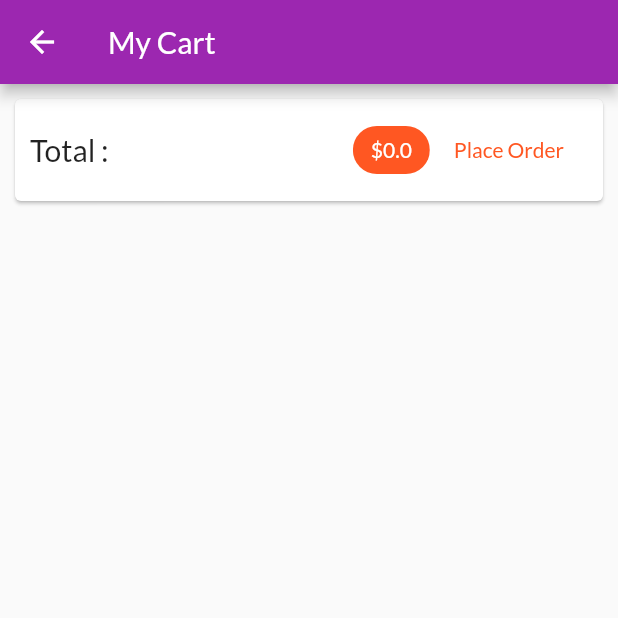
After one commit to arunjaswal2002/Shop_app, a Flutter app: the CartScreen screen opened by its route, on a phone screen of 412 x 824 dp, the top half of it. The commit adds this screen. Run offline on Flutter 3.47's test engine with Material 2 defaults, Android fonts, the phone set to English and light mode, and no system bars; network calls fail.

Commit message:
Added Cart features

```diff
--- a/lib/main.dart
+++ b/lib/main.dart
@@ -1,5 +1,6 @@
 import 'package:flutter/material.dart';
 import 'package:provider/provider.dart';
+import 'package:shop_app/screens/cart_screen.dart';
 
 import './screens/products_overview_screen.dart';
 import './screens/product_detail_screen.dart';
@@ -27,6 +28,7 @@ class MyApp extends StatelessWidget {
           home: ProductsOverviewScreen(),
           routes: {
             ProductDetailScreen.routeName: (ctx) => ProductDetailScreen(),
+            CartScreen.routeName:(ctx)=>CartScreen(),
           }),
     );
   }
--- a/lib/providers/cart.dart
+++ b/lib/providers/cart.dart
@@ -24,6 +24,15 @@ class Cart with ChangeNotifier {
     return _items.length;
   }
 
+  double get totalAmount {
+    var total = 0.0;
+    _items.forEach((key, cartItem) {
+      total += cartItem.quantity * cartItem.price;
+    });
+
+    return total;
+  }
+
   void addCartItem(String productId, String title, double price) {
     if (_items.containsKey(productId)) {
       //increment thr quantity
@@ -46,4 +55,9 @@ class Cart with ChangeNotifier {
 
     notifyListeners();
   }
+
+  void removeItem(String productId) {
+    _items.remove(productId);
+    notifyListeners();
+  }
 }
--- /dev/null
+++ b/lib/screens/cart_screen.dart
@@ -0,0 +1,52 @@
+import 'package:flutter/material.dart';
+import 'package:provider/provider.dart';
+import '../providers/cart.dart' show Cart;
+import '../widgets/cart_item.dart';
+
+class CartScreen extends StatelessWidget {
+  const CartScreen({Key? key}) : super(key: key);
+
+  static const routeName = '/cart-Screen';
+
+  @override
+  Widget build(BuildContext context) {
+    final cart = Provider.of<Cart>(context);
+    return Scaffold(
+        appBar: AppBar(title: const Text('My Cart')),
+        body: Column(children: <Widget>[
+          Card(
+              margin: EdgeInsets.all(10),
+              child: Padding(
+                  padding: EdgeInsets.all(10),
+                  child: Row(
+                    // mainAxisAlignment: MainAxisAlignment.spaceBetween,
+                    children: <Widget>[
+                      const Text('Total :',
+                          style: TextStyle(
+                            fontSize: 20,
+                          )),
+                      const Spacer(),
+                      Chip(
+                          label: Text('\$${cart.totalAmount}',
+                              style: const TextStyle(color: Colors.white)),
+                          backgroundColor: Theme.of(context).accentColor),
+                      FlatButton(
+                        child: const Text('Place Order'),
+                        onPressed: () {},
+                        textColor: Theme.of(context).accentColor,
+                      )
+                    ],
+                  ))),
+          Expanded(
+              child: ListView.builder(
+            itemBuilder: (ctx, i) => CartItem(
+                cart.items.values.toList()[i].id,
+                cart.items.keys.toList()[i],
+                cart.items.values.toList()[i].title,
+                cart.items.values.toList()[i].price,
+                cart.items.values.toList()[i].quantity),
+            itemCount: cart.cartItems,
+          ))
+        ]));
+  }
+}
--- a/lib/widgets/product_item.dart
+++ b/lib/widgets/product_item.dart
@@ -2,6 +2,7 @@ import 'package:flutter/material.dart';
 import '../providers/product.dart';
 import 'package:provider/provider.dart';
 import '../screens/product_detail_screen.dart';
+import '../providers/cart.dart';
 
 class ProductItem extends StatelessWidget {
   // final String id;
@@ -13,6 +14,7 @@ class ProductItem extends StatelessWidget {
   @override
   Widget build(BuildContext context) {
     final product = Provider.of<Product>(context, listen: false);
+    final cart = Provider.of<Cart>(context);
     return ClipRRect(
       borderRadius: BorderRadius.circular(10),
       child: GridTile(
@@ -31,7 +33,8 @@ class ProductItem extends StatelessWidget {
         ),
         footer: GridTileBar(
           backgroundColor: Colors.black87,
-          leading: Consumer<Product>( // cpnsumer because only this part is changed in the overall widget
+          leading: Consumer<Product>(
+            // cpnsumer because only this part is changed in the overall widget
             builder: (ctx, product, _) => IconButton(
               icon: Icon(
                   product.isFavorite ? Icons.favorite : Icons.favorite_border),
@@ -49,7 +52,9 @@ class ProductItem extends StatelessWidget {
             icon: const Icon(
               Icons.shopping_cart,
             ),
-            onPressed: () {},
+            onPressed: () {
+              cart.addCartItem(product.id, product.title, product.price);
+            },
             color: Theme.of(context).accentColor,
           ),
         ),
```
Also changed, not shown: lib/screens/products_overview_screen.dart (+7 -3 lines), lib/widgets/cart_item.dart (added, +48 -0 lines).
